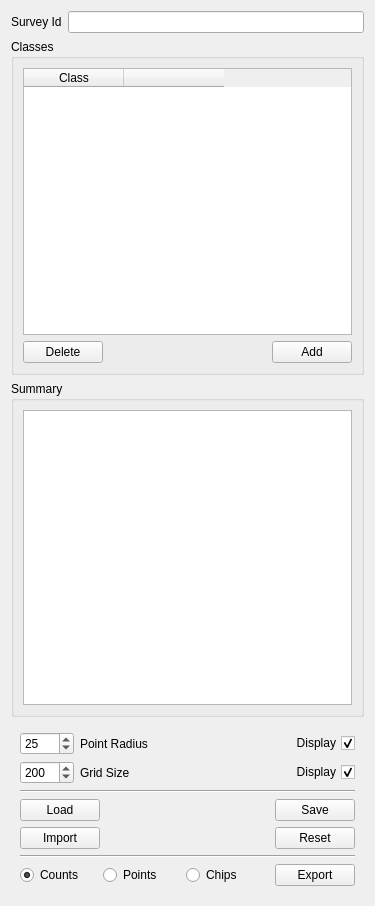
Above: ddg/point_widget.ui from persts/DotDotGoose before the change. Below: the same form after it.
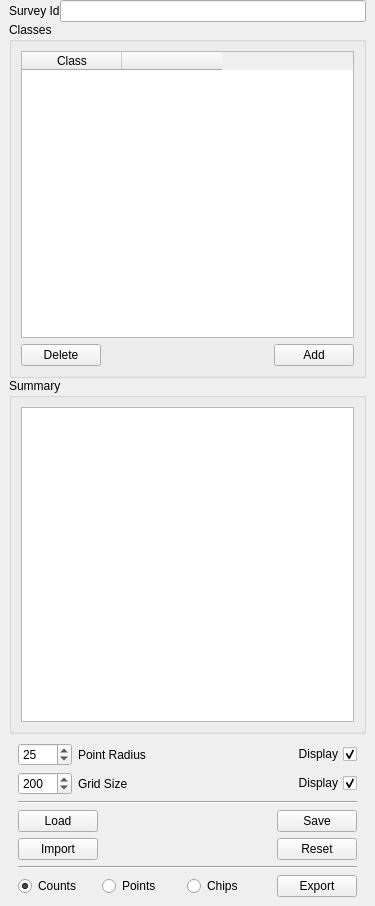
That is the form after the change. Icons and pictures are not drawn.

Diff of the .ui file:
```diff
--- a/ddg/point_widget.ui
+++ b/ddg/point_widget.ui
@@ -14,6 +14,21 @@
    <string>Form</string>
   </property>
   <layout class="QVBoxLayout" name="verticalLayout_4">
+   <property name="spacing">
+    <number>0</number>
+   </property>
+   <property name="leftMargin">
+    <number>9</number>
+   </property>
+   <property name="topMargin">
+    <number>0</number>
+   </property>
+   <property name="rightMargin">
+    <number>9</number>
+   </property>
+   <property name="bottomMargin">
+    <number>0</number>
+   </property>
    <item>
     <layout class="QHBoxLayout" name="horizontalLayout_4">
      <item>
@@ -160,7 +175,7 @@
           </property>
          </widget>
         </item>
-        <item row="0" column="2" colspan="2">
+        <item row="0" column="2">
          <spacer name="horizontalSpacer">
           <property name="orientation">
            <enum>Qt::Horizontal</enum>
@@ -219,7 +234,17 @@
           </property>
          </spacer>
         </item>
-        <item row="1" column="3" colspan="2">
+        <item row="1" column="3">
+         <widget class="QLabel" name="labelGridColor">
+          <property name="toolTip">
+           <string>Grid color. Click to change.</string>
+          </property>
+          <property name="text">
+           <string/>
+          </property>
+         </widget>
+        </item>
+        <item row="1" column="4">
          <widget class="QCheckBox" name="checkBoxDisplayGrid">
           <property name="layoutDirection">
            <enum>Qt::RightToLeft</enum>
```
Left out of the diff: 16 changed lines with no effect on the pictures.
